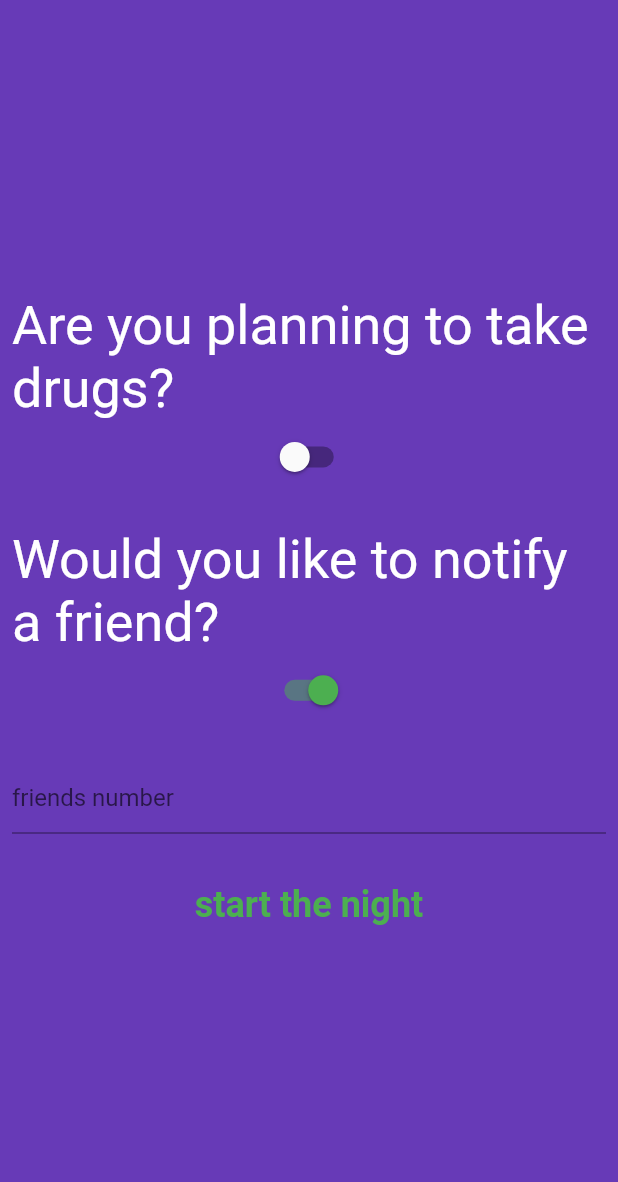
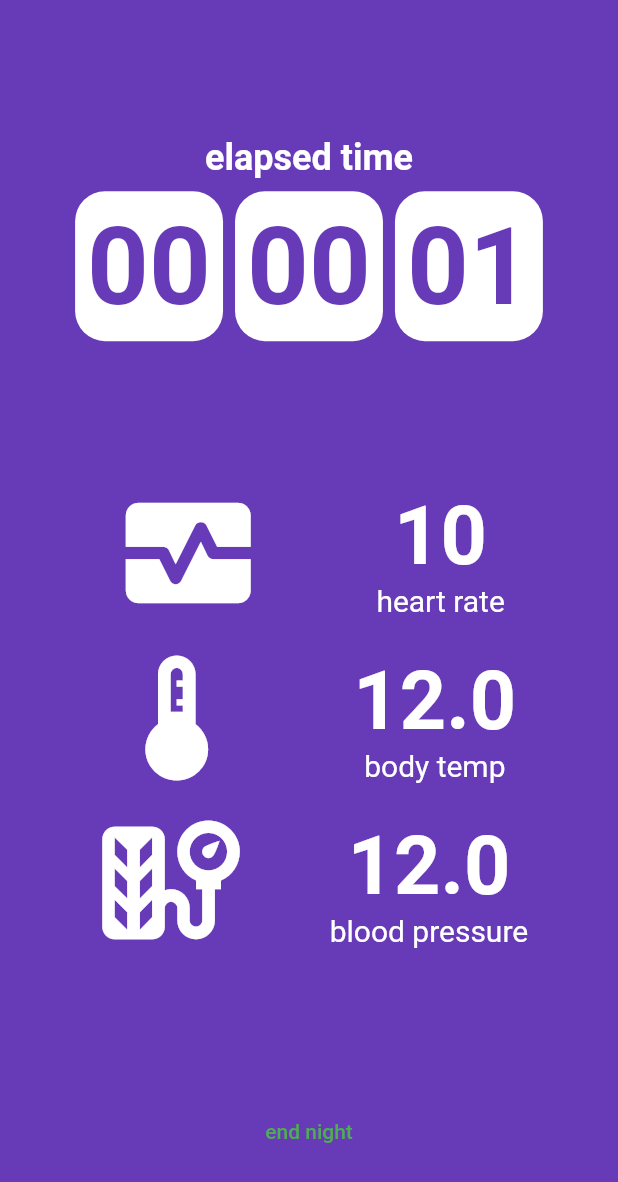
Before and after one commit to wisdomokoro1232/Hackathon-Terra, a Flutter app: the Configure screen opened directly, after a tap on "start the night", on a phone screen of 412 x 824 dp. Shown: the top 1182 px of the screen. Run offline on Flutter 3.47's test engine with Material 2 defaults, Android fonts, the phone set to English and light mode, and no system bars; missing offline and left inert: dart:ffi; generated files the repository leaves out were written again.

Commit message:
[feat / rs1720] created page to display activity stats for the night

```diff
--- a/lib/src/activity.dart
+++ b/lib/src/activity.dart
@@ -0,0 +1,187 @@
+import 'dart:async';
+import 'dart:ffi';
+
+import 'package:flutter/cupertino.dart';
+import 'package:flutter/material.dart';
+
+class Activity extends StatefulWidget {  @override
+  State<StatefulWidget> createState() => _activityState();
+}
+
+class _activityState extends State<Activity> {
+  Duration duration = Duration();
+  Timer? timer;
+
+  @override
+  void initState() {
+    super.initState();
+
+    startTimer();
+  }
+
+  void startTimer() {
+    timer = Timer.periodic(Duration(seconds: 1), (_) => addTime());
+  }
+
+  void addTime() {
+    setState(() {
+      final seconds = duration.inSeconds + 1;
+      duration = Duration(seconds: seconds);
+    });
+  }
+
+  Widget buildTime() {
+    String twoDigits(int n) => n.toString().padLeft(2, '0');
+    final hours = twoDigits(duration.inHours.remainder(24));
+    final minutes = twoDigits(duration.inMinutes.remainder(60));
+    final seconds = twoDigits(duration.inSeconds.remainder(60));
+
+    return Row(
+      mainAxisAlignment: MainAxisAlignment.center,
+      children: [
+        buildTimeCard(time: hours, header: 'hours'),
+        const SizedBox(
+          width: 8,
+        ),
+        buildTimeCard(time: minutes, header: 'minutes'),
+        const SizedBox(
+          width: 8,
+        ),
+        buildTimeCard(time: seconds, header: 'seconds')
+      ],
+    );
+  }
+
+  @override
+  Widget build(BuildContext context) {
+    return Scaffold(
+      backgroundColor: Colors.deepPurple,
+      body: Column(
+        mainAxisAlignment: MainAxisAlignment.center,
+        children: [
+          Spacer(flex: 2,),
+          Text(
+            "elapsed time",
+            style: TextStyle(fontWeight: FontWeight.bold, fontSize: 24, color: Colors.white)
+          ),
+          SizedBox(height: 8,),
+          Center(
+            child: buildTime()
+          ),
+          Spacer(flex: 2,),
+          buildVitals(),
+          Spacer(flex: 2,),
+          TextButton(
+            child: Text("end night"),
+            onPressed: () {},
+          ),
+          Spacer(flex: 1,),
+        ],
+      ),
+    );
+  }
+
+  Widget buildTimeCard({required String time, required String header}) => Container(
+    padding: EdgeInsets.all(8),
+    decoration: BoxDecoration(
+      color: Colors.white,
+      borderRadius: BorderRadius.circular(20)
+    ),
+    child: Text(
+      time,
+      style: const TextStyle(
+        fontWeight: FontWeight.bold,
+        color: Colors.deepPurple,
+        fontSize: 72
+      )
+    )
+  );
+
+  Widget buildHeartRate(int heartRate) {
+    return Row(
+      mainAxisAlignment: MainAxisAlignment.spaceEvenly,
+      children: [
+        Icon(
+          Icons.monitor_heart,
+          color: Colors.white,
+          size: 100
+        ),
+        Column(
+          children: [
+            Text(
+              heartRate.toString(),
+              style: TextStyle(fontSize: 54, fontWeight: FontWeight.bold, color: Colors.white),
+            ),
+            Text(
+              "heart rate",
+              style: TextStyle(fontSize: 20, fontWeight: FontWeight.normal, color: Colors.white),
+            )
+          ],
+        )
+      ],
+    );
+  }
+
+  Widget buildBodyTemp(double bodyTemp) {
+    return Row(
+      mainAxisAlignment: MainAxisAlignment.spaceEvenly,
+      children: [
+        Icon(
+            Icons.thermostat,
+            color: Colors.white,
+            size: 100
+        ),
+        Column(
+          children: [
+            Text(
+              bodyTemp.toString(),
+              style: TextStyle(fontSize: 54, fontWeight: FontWeight.bold, color: Colors.white),
+            ),
+            Text(
+              "body temp",
+              style: TextStyle(fontSize: 20, fontWeight: FontWeight.normal, color: Colors.white),
+            )
+          ],
+        )
+      ],
+    );
+  }
+
+  Widget buildPressure(double pressure) {
+    return Row(
+      mainAxisAlignment: MainAxisAlignment.spaceEvenly,
+      children: [
+        Icon(
+            Icons.tire_repair,
+            color: Colors.white,
+            size: 100
+        ),
+        Column(
+          children: [
+            Text(
+              pressure.toString(),
+              style: TextStyle(fontSize: 54, fontWeight: FontWeight.bold, color: Colors.white),
+            ),
+            Text(
+              "blood pressure",
+              style: TextStyle(fontSize: 20, fontWeight: FontWeight.normal, color: Colors.white),
+            )
+          ],
+        )
+      ],
+    );
+  }
+
+  buildVitals() {
+    return Column(
+      children: [
+        buildHeartRate(10),
+        SizedBox(height: 10,),
+        buildBodyTemp(12.0),
+        SizedBox(height: 10,),
+        buildPressure(12.0)
+      ],
+    );
+  }
+
+}
--- a/lib/src/configure.dart
+++ b/lib/src/configure.dart
@@ -1,5 +1,7 @@
 import 'package:flutter/cupertino.dart';
 import 'package:flutter/material.dart';
+
+import 'activity.dart';
 
 class Configure extends StatefulWidget {
   const Configure({super.key});
@@ -61,7 +63,7 @@ class _configureState extends State<Configure> {
                         onPressed: () {
                           Navigator.push(
                               context,
-                              MaterialPageRoute(builder: (context) => const Configure())
+                              MaterialPageRoute(builder: (context) => Activity())
                           );
                         },
                         child: const Text(
```
